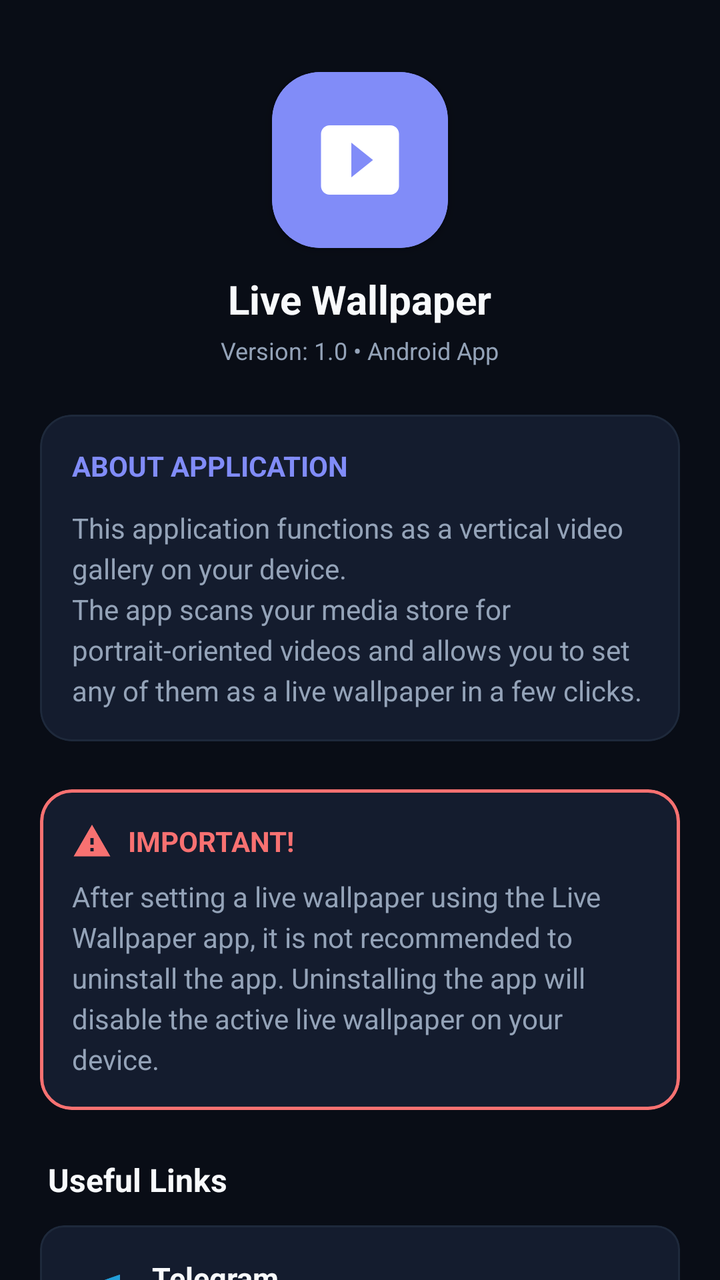
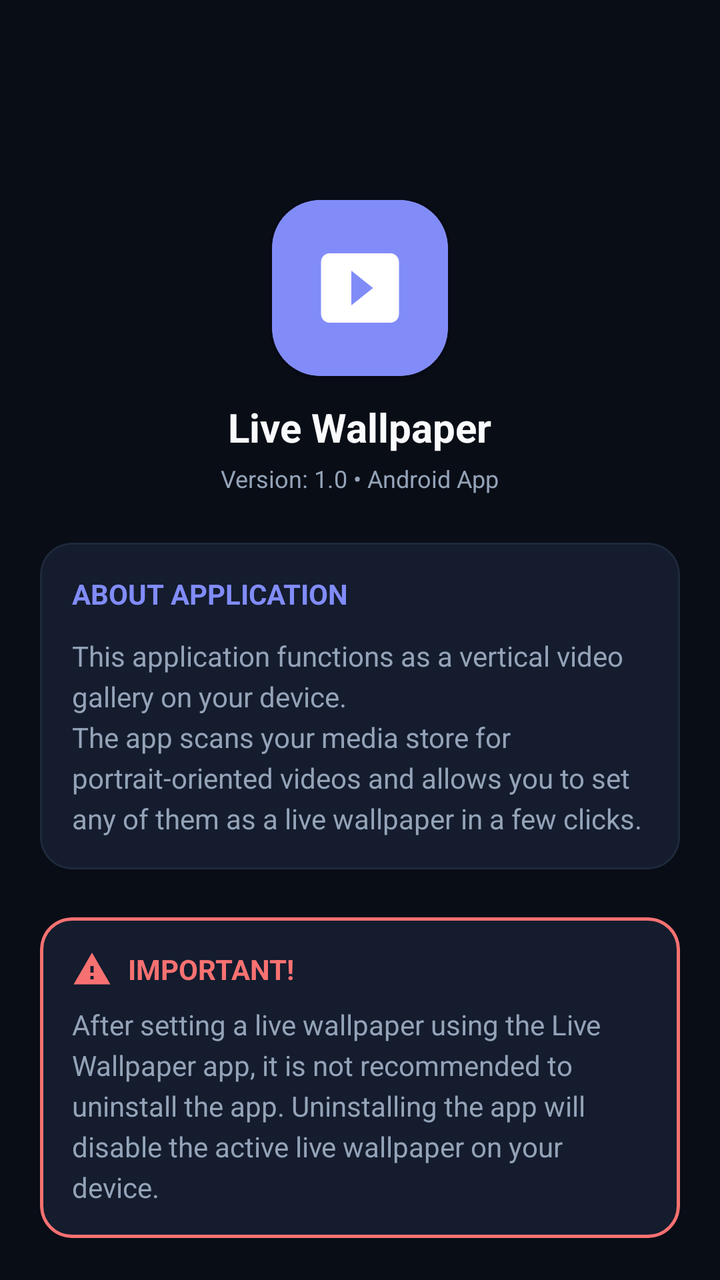

The first picture is an Android layout as it rendered before a commit; the second is the same layout after the commit. The layout source and the unified diff follow.
<!-- AndroidManifest.xml: application theme Theme.MyApplication -->
<!-- res/layout/fragment_about.xml -->
<?xml version="1.0" encoding="utf-8"?>
<androidx.core.widget.NestedScrollView xmlns:android="http://schemas.android.com/apk/res/android"
    xmlns:app="http://schemas.android.com/apk/res-auto"
    android:layout_width="match_parent"
    android:layout_height="match_parent"
    android:background="@color/colorBackground"
    android:clipToPadding="false"
    android:paddingBottom="96dp">

    <LinearLayout
        android:layout_width="match_parent"
        android:layout_height="wrap_content"
        android:orientation="vertical"
        android:padding="20dp">

        
        <LinearLayout
            android:layout_width="match_parent"
            android:layout_height="wrap_content"
            android:orientation="vertical"
            android:gravity="center"
            android:layout_marginTop="16dp"
            android:layout_marginBottom="24dp">

            <com.google.android.material.card.MaterialCardView
                android:layout_width="88dp"
                android:layout_height="88dp"
                app:cardCornerRadius="24dp"
                app:cardElevation="4dp"
                app:strokeColor="@color/primary"
                app:strokeWidth="2dp"
                app:cardBackgroundColor="@color/primary">

                <ImageView
                    android:layout_width="match_parent"
                    android:layout_height="match_parent"
                    android:src="@drawable/ic_gallery"
                    app:tint="@color/white"
                    android:padding="18dp"/>

            </com.google.android.material.card.MaterialCardView>

            <TextView
                android:layout_width="wrap_content"
                android:layout_height="wrap_content"
                android:layout_marginTop="12dp"
                android:text="@string/about_app_name"
                android:textColor="@color/colorTextPrimary"
                android:textSize="20sp"
                android:textStyle="bold"
                android:gravity="center"/>

            <TextView
                android:layout_width="wrap_content"
                android:layout_height="wrap_content"
                android:layout_marginTop="4dp"
                android:text="@string/app_version"
                android:textColor="@color/colorTextSecondary"
                android:textSize="12sp"
                android:gravity="center"/>

        </LinearLayout>

        
        <com.google.android.material.card.MaterialCardView
            android:layout_width="match_parent"
            android:layout_height="wrap_content"
            android:layout_marginBottom="24dp"
            app:cardCornerRadius="16dp"
            app:strokeColor="@color/colorCardBorder"
            app:strokeWidth="1dp"
            app:cardBackgroundColor="@color/colorSurface">

            <LinearLayout
                android:layout_width="match_parent"
                android:layout_height="wrap_content"
                android:orientation="vertical"
                android:padding="16dp">

                <TextView
                    android:layout_width="wrap_content"
                    android:layout_height="wrap_content"
                    android:text="@string/about_title"
                    android:textColor="@color/primary"
                    android:textSize="14sp"
                    android:textStyle="bold"
                    android:textAllCaps="true"/>

                <TextView
                    android:layout_width="match_parent"
                    android:layout_height="wrap_content"
                    android:layout_marginTop="12dp"
                    android:text="@string/about_description"
                    android:textColor="@color/colorTextSecondary"
                    android:lineSpacingExtra="4dp"
                    android:textSize="14sp"/>

            </LinearLayout>

        </com.google.android.material.card.MaterialCardView>

        
        <com.google.android.material.card.MaterialCardView
            android:layout_width="match_parent"
            android:layout_height="wrap_content"
            android:layout_marginBottom="24dp"
            app:cardCornerRadius="16dp"
            app:strokeColor="@color/warning_red"
            app:strokeWidth="1.5dp"
            app:cardBackgroundColor="@color/colorSurface">

            <LinearLayout
                android:layout_width="match_parent"
                android:layout_height="wrap_content"
                android:orientation="vertical"
                android:padding="16dp">

                <LinearLayout
                    android:layout_width="match_parent"
                    android:layout_height="wrap_content"
                    android:orientation="horizontal"
                    android:gravity="center_vertical"
                    android:layout_marginBottom="8dp">

                    <ImageView
                        android:layout_width="20dp"
                        android:layout_height="20dp"
                        android:src="@drawable/ic_warning"
                        app:tint="@color/warning_red"
                        android:layout_marginEnd="8dp"/>

                    <TextView
                        android:layout_width="wrap_content"
                        android:layout_height="wrap_content"
                        android:text="@string/warning_title"
                        android:textColor="@color/warning_red"
                        android:textSize="14sp"
                        android:textStyle="bold"
                        android:textAllCaps="true"/>

                </LinearLayout>

                <TextView
                    android:layout_width="match_parent"
                    android:layout_height="wrap_content"
                    android:text="@string/warning_description"
                    android:textColor="@color/colorTextSecondary"
                    android:lineSpacingExtra="4dp"
                    android:textSize="14sp"/>

            </LinearLayout>

        </com.google.android.material.card.MaterialCardView>

        
        <TextView
            android:layout_width="wrap_content"
            android:layout_height="wrap_content"
            android:layout_marginBottom="12dp"
            android:text="@string/author_title"
            android:textColor="@color/colorTextPrimary"
            android:textSize="16sp"
            android:textStyle="bold"
            android:layout_marginStart="4dp"/>

        
        <com.google.android.material.card.MaterialCardView
            android:id="@+id/card_telegram"
            android:layout_width="match_parent"
            android:layout_height="wrap_content"
            android:layout_marginBottom="12dp"
            android:clickable="true"
            android:focusable="true"
            app:cardCornerRadius="12dp"
            app:strokeColor="@color/colorCardBorder"
            app:strokeWidth="1dp"
            app:cardBackgroundColor="@color/colorSurface">

            <RelativeLayout
                android:layout_width="match_parent"
                android:layout_height="wrap_content"
                android:padding="16dp">

                <ImageView
                    android:id="@+id/icon_telegram"
                    android:layout_width="24dp"
                    android:layout_height="24dp"
                    android:src="@drawable/ic_telegram"
                    app:tint="#229ED9"
                    android:layout_alignParentStart="true"
                    android:layout_centerVertical="true"/>

                <LinearLayout
                    android:layout_width="wrap_content"
                    android:layout_height="wrap_content"
                    android:orientation="vertical"
                    android:layout_toEndOf="@id/icon_telegram"
                    android:layout_marginStart="16dp"
                    android:layout_centerVertical="true">

                    <TextView
                        android:layout_width="wrap_content"
                        android:layout_height="wrap_content"
                        android:text="Telegram"
                        android:textColor="@color/colorTextPrimary"
                        android:textSize="15sp"
                        android:textStyle="bold"/>

                    <TextView
                        android:layout_width="wrap_content"
                        android:layout_height="wrap_content"
                        android:text="t.me/OFFpolice"
                        android:textColor="@color/colorTextSecondary"
                        android:textSize="12sp"/>

                </LinearLayout>

                <ImageView
                    android:layout_width="20dp"
                    android:layout_height="20dp"
                    android:src="@drawable/ic_link"
                    app:tint="@color/colorTextSecondary"
                    android:layout_alignParentEnd="true"
                    android:layout_centerVertical="true"/>

            </RelativeLayout>

        </com.google.android.material.card.MaterialCardView>

        
        <com.google.android.material.card.MaterialCardView
            android:id="@+id/card_twitter"
            android:layout_width="match_parent"
            android:layout_height="wrap_content"
            android:layout_marginBottom="12dp"
            android:clickable="true"
            android:focusable="true"
            app:cardCornerRadius="12dp"
            app:strokeColor="@color/colorCardBorder"
            app:strokeWidth="1dp"
            app:cardBackgroundColor="@color/colorSurface">

            <RelativeLayout
                android:layout_width="match_parent"
                android:layout_height="wrap_content"
                android:padding="16dp">

                <ImageView
                    android:id="@+id/icon_twitter"
                    android:layout_width="32dp"
                    android:layout_height="32dp"
                    android:src="@drawable/ic_twitter"
                    app:tint="@color/colorTextPrimary"
                    android:layout_alignParentStart="true"
                    android:layout_centerVertical="true"/>

                <LinearLayout
                    android:layout_width="wrap_content"
                    android:layout_height="wrap_content"
                    android:orientation="vertical"
                    android:layout_toEndOf="@id/icon_twitter"
                    android:layout_marginStart="16dp"
                    android:layout_centerVertical="true">

                    <TextView
                        android:layout_width="wrap_content"
                        android:layout_height="wrap_content"
                        android:text="X (Twitter)"
                        android:textColor="@color/colorTextPrimary"
                        android:textSize="15sp"
                        android:textStyle="bold"/>

                    <TextView
                        android:layout_width="wrap_content"
                        android:layout_height="wrap_content"
                        android:text="x.com/OFFpolice2077"
                        android:textColor="@color/colorTextSecondary"
                        android:textSize="12sp"/>

                </LinearLayout>

                <ImageView
                    android:layout_width="20dp"
                    android:layout_height="20dp"
                    android:src="@drawable/ic_link"
                    app:tint="@color/colorTextSecondary"
                    android:layout_alignParentEnd="true"
                    android:layout_centerVertical="true"/>

            </RelativeLayout>

        </com.google.android.material.card.MaterialCardView>

        
        <com.google.android.material.card.MaterialCardView
            android:id="@+id/card_instagram"
            android:layout_width="match_parent"
            android:layout_height="wrap_content"
            android:layout_marginBottom="24dp"
            android:clickable="true"
            android:focusable="true"
            app:cardCornerRadius="12dp"
            app:strokeColor="@color/colorCardBorder"
            app:strokeWidth="1dp"
            app:cardBackgroundColor="@color/colorSurface">

            <RelativeLayout
                android:layout_width="match_parent"
                android:layout_height="wrap_content"
                android:padding="16dp">

                <ImageView
                    android:id="@+id/icon_instagram"
                    android:layout_width="32dp"
                    android:layout_height="32dp"
                    android:src="@drawable/ic_instagram"
                    app:tint="#E1306C"
                    android:layout_alignParentStart="true"
                    android:layout_centerVertical="true"/>

                <LinearLayout
                    android:layout_width="wrap_content"
                    android:layout_height="wrap_content"
                    android:orientation="vertical"
                    android:layout_toEndOf="@id/icon_instagram"
                    android:layout_marginStart="16dp"
                    android:layout_centerVertical="true">

                    <TextView
                        android:layout_width="wrap_content"
                        android:layout_height="wrap_content"
                        android:text="Instagram"
                        android:textColor="@color/colorTextPrimary"
                        android:textSize="15sp"
                        android:textStyle="bold"/>

                    <TextView
                        android:layout_width="wrap_content"
                        android:layout_height="wrap_content"
                        android:text="instagram.com/offpolice2077"
                        android:textColor="@color/colorTextSecondary"
                        android:textSize="12sp"/>

                </LinearLayout>

                <ImageView
                    android:layout_width="20dp"
                    android:layout_height="20dp"
                    android:src="@drawable/ic_link"
                    app:tint="@color/colorTextSecondary"
                    android:layout_alignParentEnd="true"
                    android:layout_centerVertical="true"/>

            </RelativeLayout>

        </com.google.android.material.card.MaterialCardView>

        <TextView
            android:layout_width="match_parent"
            android:layout_height="wrap_content"
            android:text="@string/developer_info"
            android:textColor="@color/colorTextSecondary"
            android:textSize="12sp"
            android:gravity="center"
            android:layout_marginBottom="16dp"/>

    </LinearLayout>

</androidx.core.widget.NestedScrollView>
<!-- resources referenced by this layout -->
<resources>
  <color name="colorBackground">#090D16</color>
  <color name="colorCardBorder">#1E293B</color>
  <color name="colorSurface">#141C2E</color>
  <color name="colorTextPrimary">#F8FAFC</color>
  <color name="colorTextSecondary">#94A3B8</color>
  <color name="primary">#818CF8</color>
  <color name="warning_red">#F87171</color>
  <color name="white">#FFFFFFFF</color>
  <!-- drawable ic_gallery (drawable) -->
  <vector xmlns:android="http://schemas.android.com/apk/res/android"
      android:width="24dp"
      android:height="24dp"
      android:viewportWidth="24"
      android:viewportHeight="24">
      <path
          android:fillColor="#FFFFFFFF"
          android:pathData="M19,4H5C3.9,4,3,4.9,3,6v12c0,1.1,0.9,2,2,2h14c1.1,0,2,-0.9,2,-2V6C21,4.9,20.1,4,19,4z M10,16V8l5,4L10,16z"/>
  </vector>
  <!-- drawable ic_link (drawable) -->
  <vector xmlns:android="http://schemas.android.com/apk/res/android"
      android:width="24dp"
      android:height="24dp"
      android:viewportWidth="24"
      android:viewportHeight="24">
      <path
          android:fillColor="#FFFFFFFF"
          android:pathData="M3.9,12 c0,-1.71 1.39,-3.1 3.1,-3.1 h4 V7 H7 c-2.76,0 -5,2.24 -5,5 s2.24,5 5,5 h4 v-1.9 H7 c-1.71,0 -3.1,-1.39 -3.1,-3.1 z M8,13 h8 v-2 H8 v2 z M17,7 h-4 v1.9 h4 c1.71,0 3.1,1.39 3.1,3.1 s-1.39,3.1 -3.1,3.1 h-4 V17 h4 c2.76,0 5,-2.24 5,-5 s-2.24,-5 -5,-5 z"/>
  </vector>
  <!-- drawable ic_twitter (drawable) -->
  <vector xmlns:android="http://schemas.android.com/apk/res/android"
      android:width="24dp"
      android:height="24dp"
      android:viewportWidth="24"
      android:viewportHeight="24">
      <path
          android:fillColor="#FFFFFFFF"
          android:pathData="M18.24,2.25h3.3l-7.2,8.23 8.47,11.27h-6.63l-5.2,-6.8 -5.94,6.8H1.74l7.7,-8.79L1.24,2.25h6.8l4.7,6.22 5.5,-6.22z M17.08,19.75h1.83L7.08,4.1H5.11l11.97,15.65z"/>
  </vector>
  <!-- drawable ic_warning (drawable) -->
  <vector xmlns:android="http://schemas.android.com/apk/res/android"
      android:width="24dp"
      android:height="24dp"
      android:viewportWidth="24"
      android:viewportHeight="24">
    <path
        android:fillColor="#FFFFFFFF"
        android:pathData="M1,21h22L12,2L1,21z M13,18h-2v-2h2v2z M13,14h-2v-4h2v4z"/>
  </vector>
  <string name="about_app_name">Live Wallpaper</string>
  <string name="about_description">This application functions as a vertical video gallery on your device.\nThe app scans your media store for portrait-oriented videos and allows you to set any of them as a live wallpaper in a few clicks.</string>
  <string name="about_title">About Application</string>
  <string name="app_version">Version: 1.0 • Android App</string>
  <string name="author_title">Useful Links</string>
  <string name="developer_info">Developer: OFFpolice</string>
  <string name="warning_description">After setting a live wallpaper using the Live Wallpaper app, it is not recommended to uninstall the app. Uninstalling the app will disable the active live wallpaper on your device.</string>
  <string name="warning_title">Important!</string>
  <style name="Theme.MyApplication" parent="Theme.Material3.DayNight.NoActionBar">
          
          <item name="colorPrimary">@color/primary</item>
          <item name="colorSecondary">@color/colorSecondary</item>
          <item name="android:colorBackground">@color/colorBackground</item>
          <item name="colorSurface">@color/colorSurface</item>
          <item name="colorSurfaceVariant">@color/colorSurface</item>
          
          
          <item name="colorControlHighlight">@color/ripple_color</item>
  
          
          <item name="android:statusBarColor">@android:color/transparent</item>
          <item name="android:navigationBarColor">@android:color/transparent</item>
          
          
          <item name="android:windowLightStatusBar" tools:targetApi="m">false</item>
          <item name="android:windowLightNavigationBar" tools:targetApi="o_mr1">false</item>
      </style>
  <color name="colorSecondary">#34D399</color>
  <color name="ripple_color">#3038BDF8</color>
  <!-- unchanged entries left out for length: 2 -->
</resources>

<!-- the commit's change to res/layout/fragment_about.xml (unified diff, before → after) -->
@@ -5,7 +5,8 @@
     android:layout_height="match_parent"
     android:background="@color/colorBackground"
     android:clipToPadding="false"
-    android:paddingBottom="96dp">
+    android:paddingTop="?attr/actionBarSize"
+    android:paddingBottom="80dp">
 
     <LinearLayout
         android:layout_width="match_parent"
<!-- resource entries referenced after the edit -->
@@ -68,15 +68,15 @@
           <item name="colorControlHighlight">@color/ripple_color</item>
   
           
-          <item name="android:statusBarColor">@android:color/transparent</item>
-          <item name="android:navigationBarColor">@android:color/transparent</item>
+          <item name="android:statusBarColor">@color/colorSurface</item>
+          <item name="android:navigationBarColor">@color/colorSurface</item>
           
           
-          <item name="android:windowLightStatusBar" tools:targetApi="m">false</item>
-          <item name="android:windowLightNavigationBar" tools:targetApi="o_mr1">false</item>
+          <item name="android:windowLightStatusBar" tools:targetApi="m">@bool/is_light_theme</item>
+          <item name="android:windowLightNavigationBar" tools:targetApi="o_mr1">@bool/is_light_theme</item>
       </style>
   <color name="colorSecondary">#34D399</color>
-  <color name="ripple_color">#3038BDF8</color>
+  <color name="ripple_color">#30818CF8</color>
   <!-- unchanged entries left out for length: 2 -->
 </resources>
 
